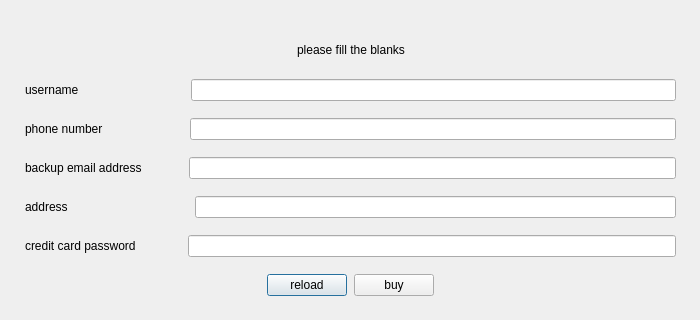
First picture: the form in afbuy.ui, repository melika-ag8/finalfoof, before the edit; both pictures show x 0 to 700 and y 280 to 600 of the 700 by 600 pixel window.
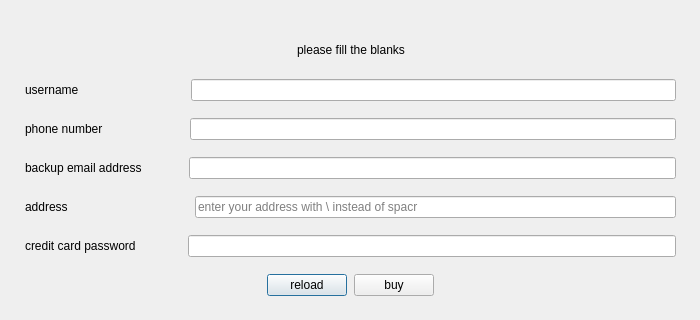
Second picture: the form after the edit. Icons and pictures are not drawn.

```diff
--- a/afbuy.ui
+++ b/afbuy.ui
@@ -305,7 +305,11 @@
          </spacer>
         </item>
         <item>
-         <widget class="QLineEdit" name="addressline"/>
+         <widget class="QLineEdit" name="addressline">
+          <property name="placeholderText">
+           <string>enter your address with \ instead of spacr</string>
+          </property>
+         </widget>
         </item>
        </layout>
       </item>
```
